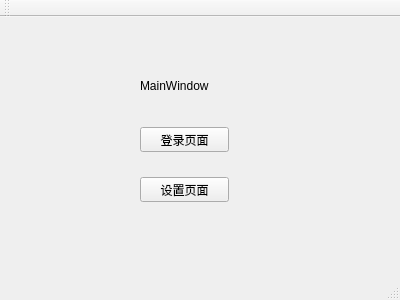
The window that mainwindow.ui (weizy2018/Client) describes before a commit, drawn with Qt 5.
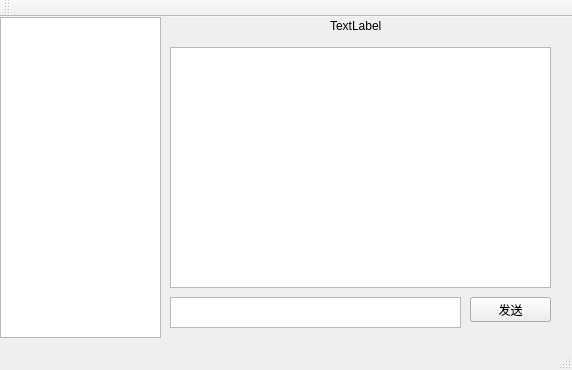
The same window after the commit.

What changed in the file:
```diff
--- a/mainwindow.ui
+++ b/mainwindow.ui
@@ -6,51 +6,121 @@
    <rect>
     <x>0</x>
     <y>0</y>
-    <width>400</width>
-    <height>300</height>
+    <width>572</width>
+    <height>370</height>
    </rect>
   </property>
   <property name="windowTitle">
    <string>MainWindow</string>
   </property>
   <widget class="QWidget" name="centralWidget">
+   <widget class="QTableWidget" name="tableWidget">
+    <property name="geometry">
+     <rect>
+      <x>0</x>
+      <y>0</y>
+      <width>161</width>
+      <height>321</height>
+     </rect>
+    </property>
+    <property name="verticalScrollBarPolicy">
+     <enum>Qt::ScrollBarAsNeeded</enum>
+    </property>
+    <property name="horizontalScrollBarPolicy">
+     <enum>Qt::ScrollBarAlwaysOff</enum>
+    </property>
+    <property name="editTriggers">
+     <set>QAbstractItemView::NoEditTriggers</set>
+    </property>
+    <property name="selectionMode">
+     <enum>QAbstractItemView::SingleSelection</enum>
+    </property>
+    <property name="selectionBehavior">
+     <enum>QAbstractItemView::SelectRows</enum>
+    </property>
+    <property name="verticalScrollMode">
+     <enum>QAbstractItemView::ScrollPerItem</enum>
+    </property>
+    <property name="horizontalScrollMode">
+     <enum>QAbstractItemView::ScrollPerItem</enum>
+    </property>
+    <property name="showGrid">
+     <bool>false</bool>
+    </property>
+    <property name="gridStyle">
+     <enum>Qt::NoPen</enum>
+    </property>
+    <property name="wordWrap">
+     <bool>true</bool>
+    </property>
+    <property name="rowCount">
+     <number>0</number>
+    </property>
+    <property name="columnCount">
+     <number>2</number>
+    </property>
+    <attribute name="horizontalHeaderVisible">
+     <bool>false</bool>
+    </attribute>
+    <attribute name="horizontalHeaderDefaultSectionSize">
+     <number>70</number>
+    </attribute>
+    <attribute name="horizontalHeaderHighlightSections">
+     <bool>true</bool>
+    </attribute>
+    <attribute name="verticalHeaderVisible">
+     <bool>false</bool>
+    </attribute>
+    <column/>
+    <column/>
+   </widget>
+   <widget class="QTableView" name="tableView">
+    <property name="geometry">
+     <rect>
+      <x>170</x>
+      <y>30</y>
+      <width>381</width>
+      <height>241</height>
+     </rect>
+    </property>
+   </widget>
    <widget class="QLabel" name="label">
     <property name="geometry">
      <rect>
-      <x>140</x>
-      <y>60</y>
-      <width>131</width>
+      <x>330</x>
+      <y>0</y>
+      <width>67</width>
       <height>17</height>
      </rect>
     </property>
     <property name="text">
-     <string>MainWindow</string>
+     <string>TextLabel</string>
     </property>
    </widget>
-   <widget class="QPushButton" name="loginPage">
+   <widget class="QPlainTextEdit" name="plainTextEdit">
     <property name="geometry">
      <rect>
-      <x>140</x>
-      <y>110</y>
-      <width>89</width>
-      <height>25</height>
+      <x>170</x>
+      <y>280</y>
+      <width>291</width>
+      <height>31</height>
      </rect>
     </property>
-    <property name="text">
-     <string>登录页面</string>
+    <property name="verticalScrollBarPolicy">
+     <enum>Qt::ScrollBarAlwaysOff</enum>
     </property>
    </widget>
    <widget class="QPushButton" name="settingPage">
     <property name="geometry">
      <rect>
-      <x>140</x>
-      <y>160</y>
-      <width>89</width>
+      <x>470</x>
+      <y>280</y>
+      <width>81</width>
       <height>25</height>
      </rect>
     </property>
     <property name="text">
-     <string>设置页面</string>
+     <string>发送</string>
     </property>
    </widget>
   </widget>
```
Left out of the diff: 6 changed lines with no effect on the pictures.
